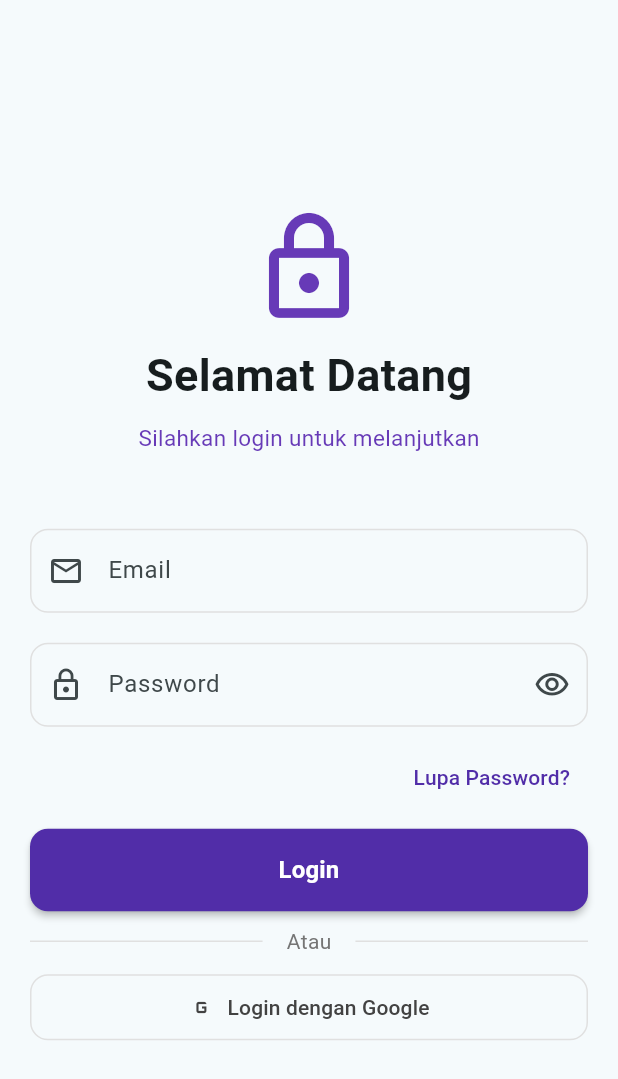
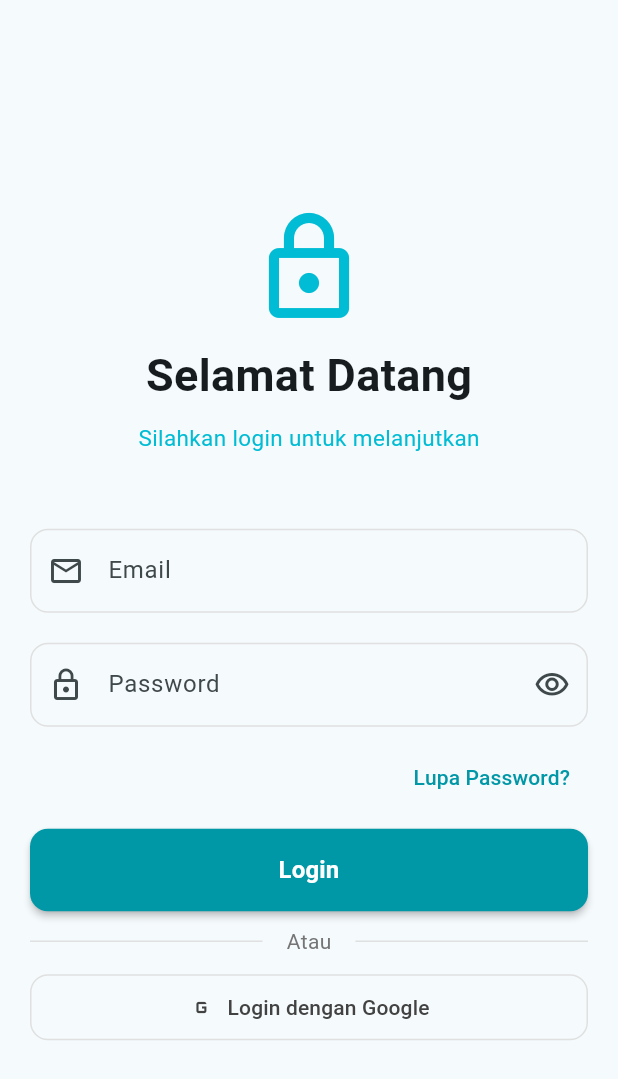
Before and after one commit to rozakgit/KB1179-1123150006-uts, a Flutter app: the LoginScreen screen opened directly, on a phone screen of 412 x 824 dp. Shown: the top 1079 px of the screen. Run offline on Flutter 3.47's test engine with Material 3 defaults, Android fonts, the phone set to English and light mode, and no system bars.

Commit message:
pengubahan warna di login screen

```diff
--- a/lib/screen/login.dart
+++ b/lib/screen/login.dart
@@ -15,7 +15,7 @@ class LoginScreen extends StatelessWidget {
             child: Column(
               children: [
                 SizedBox(height: 10),
-                Icon(Icons.lock_outlined, size: 80, color: Colors.deepPurple),
+                Icon(Icons.lock_outlined, size: 80, color: Colors.cyan),
                 SizedBox(height: 10),
                 Text(
                   'Selamat Datang',
@@ -24,7 +24,7 @@ class LoginScreen extends StatelessWidget {
                 SizedBox(height: 10),
                 Text(
                   'Silahkan login untuk melanjutkan',
-                  style: TextStyle(fontSize: 15, color: Colors.deepPurple),
+                  style: TextStyle(fontSize: 15, color: Colors.cyan),
                 ),
                 SizedBox(height: 50),
                 TextField(
@@ -40,7 +40,7 @@ class LoginScreen extends StatelessWidget {
                     focusedBorder: OutlineInputBorder(
                       borderRadius: BorderRadius.all(Radius.circular(12)),
                       borderSide: BorderSide(
-                        color: Colors.deepPurple[700]!,
+                        color: Colors.cyan[700]!,
                         width: 2,
                       ),
                     ),
@@ -62,7 +62,7 @@ class LoginScreen extends StatelessWidget {
                     focusedBorder: OutlineInputBorder(
                       borderRadius: BorderRadius.all(Radius.circular(12)),
                       borderSide: BorderSide(
-                        color: Colors.deepPurple[700]!,
+                        color: Colors.cyan[700]!,
                         width: 2,
                       ),
                     ),
@@ -77,10 +77,7 @@ class LoginScreen extends StatelessWidget {
                     },
                     child: Text(
                       'Lupa Password?',
-                      style: TextStyle(
-                        color: Colors.deepPurple[700],
-                        fontSize: 14,
-                      ),
+                      style: TextStyle(color: Colors.cyan[700], fontSize: 14),
                     ),
                   ),
                 ),
@@ -88,7 +85,7 @@ class LoginScreen extends StatelessWidget {
                 ElevatedButton(
                   onPressed: () {},
                   style: ElevatedButton.styleFrom(
-                    backgroundColor: Colors.deepPurple[700],
+                    backgroundColor: Colors.cyan[700],
                     foregroundColor: Colors.white,
                     padding: EdgeInsets.symmetric(vertical: 16),
                     shape: RoundedRectangleBorder(
```
